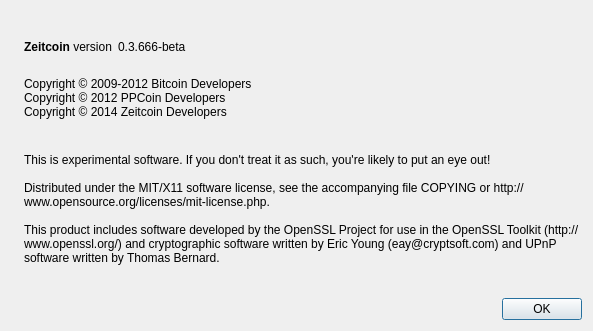
jarno83/cryptogold, file src/qt/forms/aboutdialog.ui: the form before one commit.
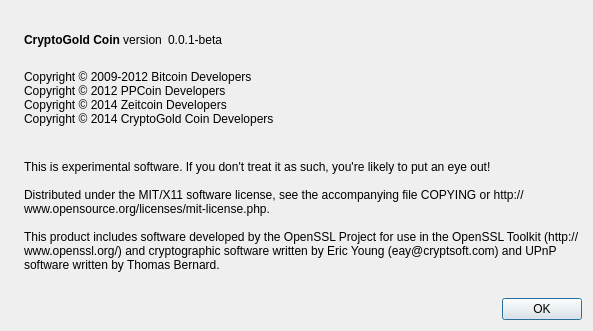
The form after the commit. Icons and pictures are not drawn.

The edit to the form file:
```diff
--- a/src/qt/forms/aboutdialog.ui
+++ b/src/qt/forms/aboutdialog.ui
@@ -50,7 +50,7 @@
           <cursorShape>IBeamCursor</cursorShape>
          </property>
          <property name="text">
-          <string>&lt;b&gt;Zeitcoin&lt;/b&gt; version</string>
+          <string>&lt;b&gt;CryptoGold Coin&lt;/b&gt; version</string>
          </property>
          <property name="textInteractionFlags">
           <set>Qt::LinksAccessibleByMouse|Qt::TextSelectableByKeyboard|Qt::TextSelectableByMouse</set>
@@ -63,7 +63,7 @@
           <cursorShape>IBeamCursor</cursorShape>
          </property>
          <property name="text">
-          <string notr="true">0.3.666-beta</string>
+          <string notr="true">0.0.1-beta</string>
          </property>
          <property name="textInteractionFlags">
           <set>Qt::LinksAccessibleByMouse|Qt::TextSelectableByKeyboard|Qt::TextSelectableByMouse</set>
@@ -95,6 +95,7 @@
 Copyright © 2009-2012 Bitcoin Developers
 Copyright © 2012 PPCoin Developers
 Copyright © 2014 Zeitcoin Developers
+Copyright © 2014 CryptoGold Coin Developers
 </string>
        </property>
        <property name="textInteractionFlags">
```
